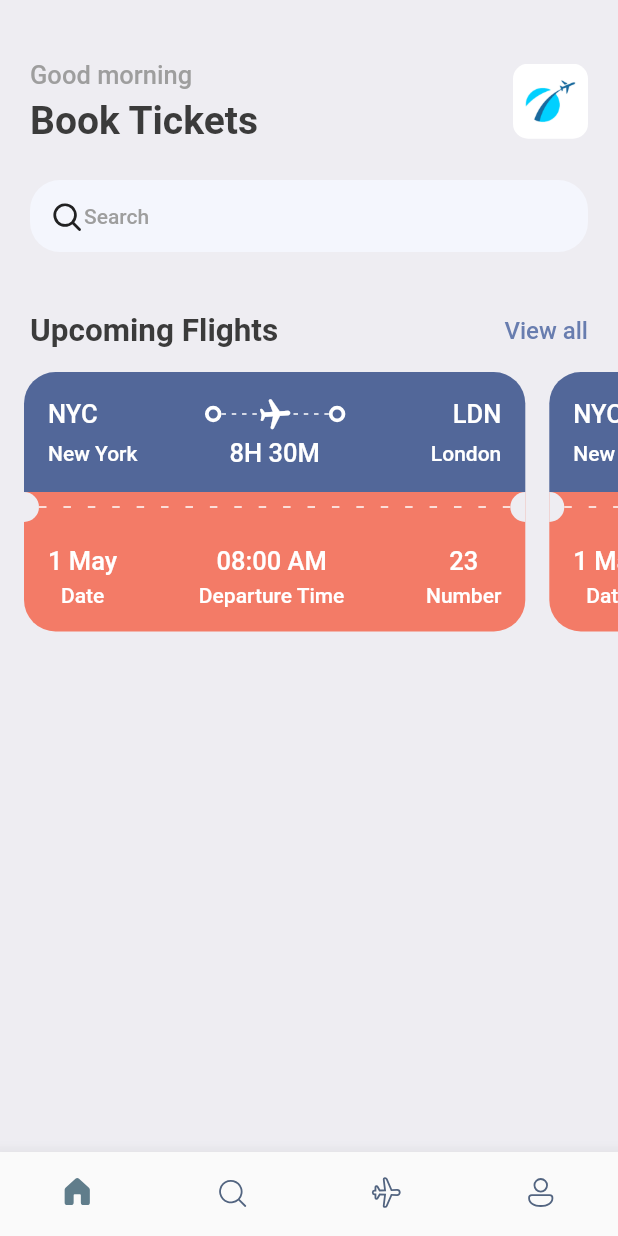
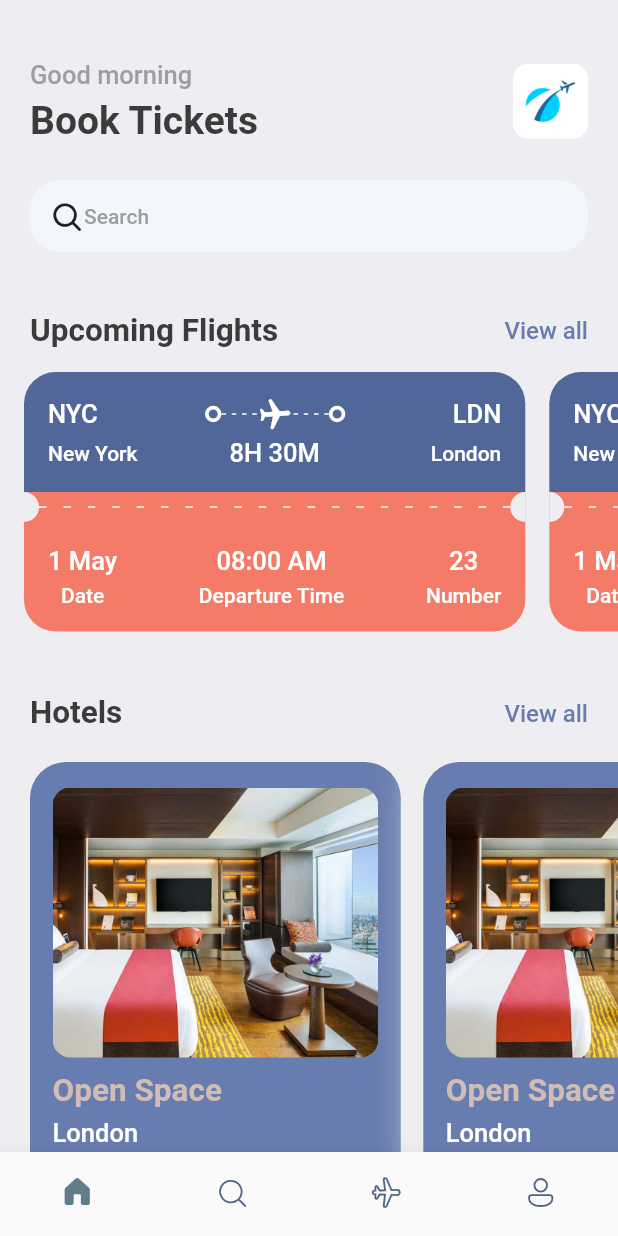
Before and after one commit to nhuthq/booktickets_flutter, a Flutter app: the screen it shows after launch, on a phone screen of 412 x 824 dp. Run offline on Flutter 3.47's test engine with Material 2 defaults, Android fonts, the phone set to English and light mode, and no system bars; our stand-ins replace fluentui_system_icons, gap.

Commit message:
setup HotelWidget

```diff
--- a/booktickets/lib/screens/home_screen.dart
+++ b/booktickets/lib/screens/home_screen.dart
@@ -1,4 +1,5 @@
 import 'package:booktickets/utils/app_styles.dart';
+import 'package:booktickets/widgets/hotel_widget.dart';
 import 'package:booktickets/widgets/ticket_widget.dart';
 import 'package:fluentui_system_icons/fluentui_system_icons.dart';
 import 'package:flutter/material.dart';
@@ -84,6 +85,31 @@ class HomeScreen extends StatelessWidget {
                 TicketWidget(),
               ],
             ),
+          ),
+          const Gap(15),
+          Container(
+            padding: const EdgeInsets.symmetric(horizontal: 20),
+            child: Row(
+              mainAxisAlignment: MainAxisAlignment.spaceBetween,
+              children: [
+                Text("Hotels", style: Styles.headLineStyle2,),
+                InkWell(
+                  onTap: () {},
+                  child: Text("View all", style: Styles.textStyle.copyWith(color: Styles.primary)),
+                ),
+                ],
+              ),
+          ),
+          const Gap(15),
+          SingleChildScrollView(
+            scrollDirection: Axis.horizontal,
+            padding: const EdgeInsets.symmetric(horizontal: 20),
+            child: Row(children: [
+              const HotelWidget(),
+              const HotelWidget(),
+              const HotelWidget(),
+              const HotelWidget(),
+            ],)
           )
         ],
       ),
--- a/booktickets/lib/utils/app_styles.dart
+++ b/booktickets/lib/utils/app_styles.dart
@@ -5,6 +5,7 @@ class Styles {
   static Color textColor = const Color(0xFF3b3b3b);
   static Color bgColor = const Color(0xFFeeedf2);
   static Color orangeColor = const Color(0xFFF37b67);
+  static Color kakiColor = const Color(0xFFd2bdb6);
   static TextStyle textStyle =
       TextStyle(fontSize: 16, color: textColor, fontWeight: FontWeight.w500);
   static TextStyle headLineStyle1 =
--- /dev/null
+++ b/booktickets/lib/widgets/hotel_widget.dart
@@ -0,0 +1,56 @@
+import 'package:booktickets/utils/app_layout.dart';
+import 'package:booktickets/utils/app_styles.dart';
+import 'package:flutter/material.dart';
+import 'package:gap/gap.dart';
+
+class HotelWidget extends StatelessWidget {
+  const HotelWidget({super.key});
+
+  @override
+  Widget build(BuildContext context) {
+    final size = AppLayout.getSize(context);
+    return Container(
+      width: size.width*0.6,
+      height: 350,
+      padding: const EdgeInsets.symmetric(horizontal: 15, vertical: 17),
+      margin: const EdgeInsets.only(right: 15, top: 5),
+      decoration: BoxDecoration(
+        color: Styles.primary,
+        borderRadius: BorderRadius.circular(24),
+        boxShadow: [
+          BoxShadow(
+            color: Colors.grey.shade200,
+            blurRadius: 20,
+            spreadRadius: 5,
+          ),
+        ]
+      ),
+      child: Column(
+        crossAxisAlignment: CrossAxisAlignment.start,
+        children: [
+          Container(
+            height: 180,
+            decoration: BoxDecoration(
+              borderRadius: BorderRadius.circular(12),
+              color: Styles.primary,
+              image: const DecorationImage(
+                fit: BoxFit.cover,
+                image: AssetImage("assets/images/one.png")
+              )
+            ),
+          ),
+          const Gap(10),
+          Text(
+            "Open Space",
+            style: Styles.headLineStyle2.copyWith(color: Styles.kakiColor)),
+          const Gap(5),
+          Text("London",
+              style: Styles.headLineStyle3.copyWith(color: Colors.white)),
+          const Gap(8),
+          Text("\$40/night",
+              style: Styles.headLineStyle1.copyWith(color: Styles.kakiColor)),
+        ],
+      ),
+    );
+  }
+}
```
